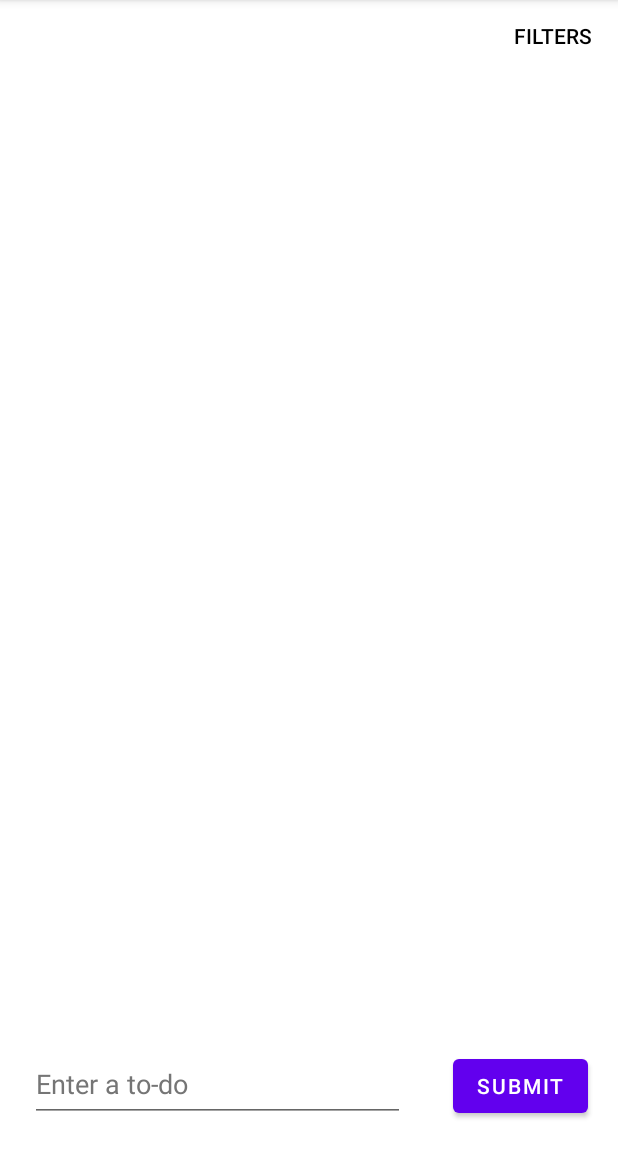
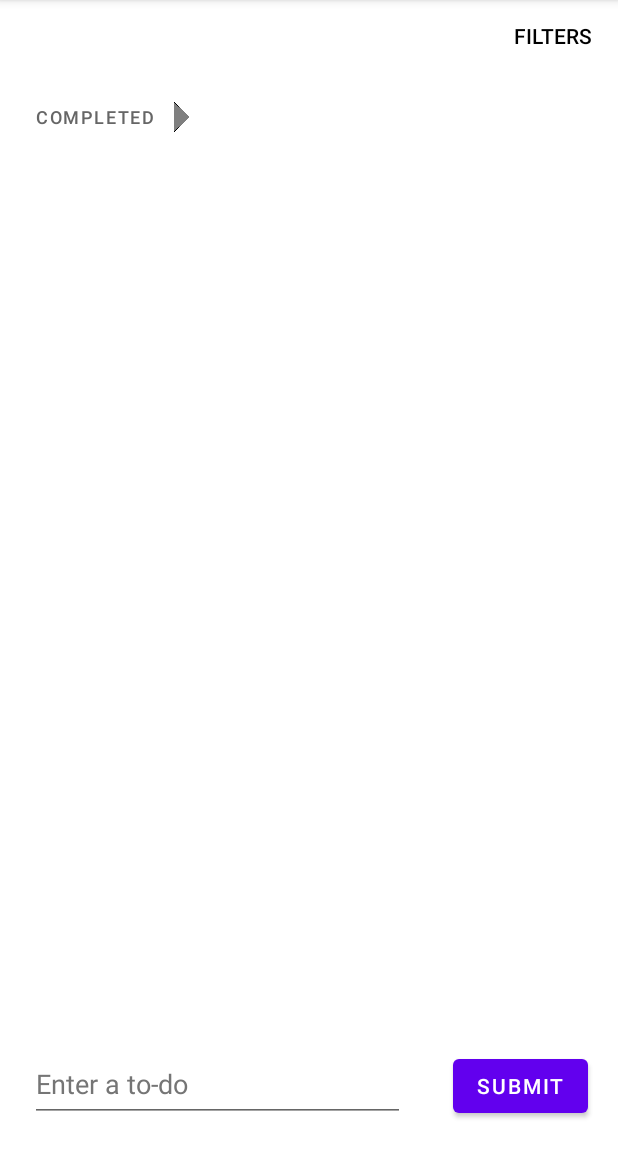
Before and after one commit to COSC310-Team12/ToDoList, an Android app: the screen it shows after launch (MainActivity), on a phone screen of 412 x 824 dp, the part 84-1236 px from its top. Run offline under Robolectric (Android 15) with nearby library versions, the phone set to English and light mode, and no system bars; libraries missing offline, so code that uses them is left out: com.skydoves.powermenu.

Commit message:
- Added collapsable area for completed tasks to be viewed - Tasks can be un-completed

```diff
--- a/app/src/main/java/com/example/todolist/AddTagActivity.java
+++ b/app/src/main/java/com/example/todolist/AddTagActivity.java
@@ -42,7 +42,7 @@ public class AddTagActivity extends AppCompatActivity implements TagClickListene
         tagNameEditText = findViewById(R.id.editTextTagName);
         Button addButton = findViewById(R.id.addButton);
         Button doneButton = findViewById(R.id.doneButton);
-        recyclerView = findViewById(R.id.recyclerView);
+        recyclerView = findViewById(R.id.toDoRecyclerView);
         TextView activityTitle1 = findViewById(R.id.addTagsTitle);
         snackbarPlaceholder = findViewById(R.id.myCoordinatorLayout);
 
--- a/app/src/main/java/com/example/todolist/MainActivity.java
+++ b/app/src/main/java/com/example/todolist/MainActivity.java
@@ -7,8 +7,11 @@ import android.graphics.Color;
 import android.os.Bundle;
 import android.view.Gravity;
 import android.view.View;
+import android.view.animation.Animation;
 import android.widget.Button;
+import android.widget.CheckBox;
 import android.widget.EditText;
+import android.widget.ImageView;
 
 import androidx.annotation.Nullable;
 import androidx.appcompat.app.AppCompatActivity;
@@ -44,8 +47,10 @@ This class controls the main screen. It extends our custom ToDoClickListener.
 public class MainActivity extends AppCompatActivity implements ToDoClickListener {
 
     private ArrayList<ToDo> toDoList, completed, filtered;
-    private RecyclerView recyclerView;
-    private ToDoAdapter recyclerAdapter;
+    private RecyclerView toDoRecyclerView, completedRecyclerView;
+    private ToDoAdapter toDoRecyclerAdapter, completedRecyclerAdapter;
+    private boolean showCompleted = false;
+    private ImageView dropdownIcon;
     private EditText inputToDo;
     private List<FilterPowerMenuItem> filterItems;
     private ArrayList<String> filterList = new ArrayList<>();
@@ -58,8 +63,12 @@ public class MainActivity extends AppCompatActivity implements ToDoClickListener
         super.onCreate(savedInstanceState);
         setContentView(R.layout.activity_main);
 
-        recyclerView = findViewById(R.id.recyclerView);
+        toDoRecyclerView = findViewById(R.id.toDoRecyclerView);
+        completedRecyclerView = findViewById(R.id.completedRecyclerView);
         inputToDo = findViewById(R.id.inputToDo);
+        dropdownIcon = findViewById(R.id.dropdownIcon);
+
+        completedRecyclerView.setVisibility(View.GONE);
 
         Button submitButton = findViewById(R.id.submitButton);
 
@@ -181,7 +190,7 @@ public class MainActivity extends AppCompatActivity implements ToDoClickListener
             // adding user input to-do to array list
             toDoList.add(new ToDo(inputToDo.getText().toString()));
             // need to call this so UI updates and newly added item is displayed
-            recyclerAdapter.notifyItemInserted(recyclerAdapter.getItemCount());
+            toDoRecyclerAdapter.notifyItemInserted(toDoRecyclerAdapter.getItemCount());
             // clearing user input after to-do is submitted
             inputToDo.getText().clear();
             // save changes
@@ -194,13 +203,22 @@ public class MainActivity extends AppCompatActivity implements ToDoClickListener
     }
 
     private void setAdapter() {
+        // Set adapter for uncomplete tasks
         // boiler-plate code
-        recyclerView.setLayoutManager(new LinearLayoutManager(this));
-        recyclerView.setItemAnimator(new DefaultItemAnimator());
+        toDoRecyclerView.setLayoutManager(new LinearLayoutManager(this));
+        toDoRecyclerView.setItemAnimator(new DefaultItemAnimator());
 
-        recyclerAdapter = new ToDoAdapter(filtered); // Changed this to use `filtered` so that we only show the user items that match the filter
-        recyclerView.setAdapter(recyclerAdapter);
-        recyclerAdapter.setClickListener(this);
+        toDoRecyclerAdapter = new ToDoAdapter(filtered); // Changed this to use `filtered` so that we only show the user items that match the filter
+        toDoRecyclerView.setAdapter(toDoRecyclerAdapter);
+        toDoRecyclerAdapter.setClickListener(this);
+
+        // Set adapter for complete tasks
+        completedRecyclerView.setLayoutManager(new LinearLayoutManager(this));
+        completedRecyclerView.setItemAnimator(new DefaultItemAnimator());
+
+        completedRecyclerAdapter = new ToDoAdapter(completed); // Changed this to use `filtered` so that we only show the user items that match the filter
+        completedRecyclerView.setAdapter(completedRecyclerAdapter);
+        completedRecyclerAdapter.setClickListener(this);
     }
 
     // utility method
@@ -228,12 +246,14 @@ public class MainActivity extends AppCompatActivity implements ToDoClickListener
                 .setMenuColor(Color.WHITE)
                 .setSelectedMenuColor(ContextCompat.getColor(this, R.color.purple_500))
                 .build();
+        // Set what happens when each option is clicked
         powerMenu.setOnMenuItemClickListener((position1, item) -> {
             powerMenu.dismiss();
             if (item.getTitle().equals("Edit")) { // Edit item
                 Intent i = new Intent(this, EditToDo.class);
                 // send toDoList so that we can edit it there, then reload it when returning to main activity
                 i.putExtra("ToDoList", toDoList);
+                i.putExtra("Completed", completed);
                 i.putExtra("Index", position);
                 startActivityForResult(i, EDIT_TODO_ACTIVITY_REQUEST);
             } else if (item.getTitle().equals("Delete")) { // Delete item
@@ -267,6 +287,7 @@ public class MainActivity extends AppCompatActivity implements ToDoClickListener
                 Intent i = new Intent(this, AddTagActivity.class);
                 // send toDoList so that we can edit it there, then reload it when returning to main activity
                 i.putExtra("ToDoList", toDoList);
+                i.putExtra("Completed", completed);
                 i.putExtra("Index", position);
                 startActivityForResult(i, ADD_TAGS_ACTIVITY_REQUEST);
             }
@@ -316,6 +337,12 @@ public class MainActivity extends AppCompatActivity implements ToDoClickListener
     // called when users click the checkbox on a to-do
     @Override
     public void onCheckClick(View view, int position) {
+        // Check if it is check or unchecked to determine what action to take
+        // True means it's moving from uncomplete to complete
+        // False means it's moving from complete to uncomplete
+        boolean checked = ((CheckBox) view).isChecked();
+
+        if (checked) {
             // move completed task to the completed list
             ToDo completedTask = toDoList.remove(position);
             completedTask.setDone(!completedTask.isDone());
@@ -329,6 +356,21 @@ public class MainActivity extends AppCompatActivity implements ToDoClickListener
 
             // alert the user of their action
             makeNotification("Completed \"" + completedTask.getText() + "\"");
+        } else {
+            // move ex-completed task to the to do list
+            ToDo completedTask = completed.remove(position);
+            completedTask.setDone(!completedTask.isDone());
+            toDoList.add(completedTask);
+
+            // save changes
+            save();
+
+            // load data again
+            loadData();
+
+            // alert the user of their action
+            makeNotification("Moved \"" + completedTask.getText() + "\" to uncompleted");
+        }
     }
 
     public void makeNotification(String msg) {
@@ -375,4 +417,11 @@ public class MainActivity extends AppCompatActivity implements ToDoClickListener
         });
         customPowerMenu.showAsDropDown(view); // view is where the menu is anchored
     }
+
+    public void showCompleted(View view) {
+        showCompleted = !showCompleted;
+
+        dropdownIcon.setImageResource(showCompleted ? R.drawable.dropdown_down : R.drawable.dropdown_right);
+        completedRecyclerView.setVisibility(showCompleted ? View.VISIBLE : View.GONE);
     }
+}
--- a/app/src/main/res/layout/activity_add_tag.xml
+++ b/app/src/main/res/layout/activity_add_tag.xml
@@ -74,7 +74,7 @@
         app:layout_constraintTop_toBottomOf="@+id/linearLayout">
 
         <androidx.recyclerview.widget.RecyclerView
-            android:id="@+id/recyclerView"
+            android:id="@+id/toDoRecyclerView"
             android:layout_width="match_parent"
             android:layout_height="match_parent" />
     </androidx.coordinatorlayout.widget.CoordinatorLayout>
--- a/app/src/main/res/layout/activity_main.xml
+++ b/app/src/main/res/layout/activity_main.xml
@@ -26,13 +26,59 @@
         app:layout_constraintBottom_toBottomOf="parent"
         app:layout_constraintTop_toTopOf="parent">
 
-
-        <androidx.recyclerview.widget.RecyclerView
-            android:id="@+id/recyclerView"
+        <LinearLayout
             android:layout_width="match_parent"
             android:layout_height="match_parent"
-            app:layout_constraintBottom_toBottomOf="parent"
-            app:layout_constraintEnd_toEndOf="parent" />
+            android:orientation="vertical">
+
+            <androidx.recyclerview.widget.RecyclerView
+                android:id="@+id/toDoRecyclerView"
+                android:layout_width="match_parent"
+                android:layout_height="wrap_content"
+                app:layout_constraintBottom_toBottomOf="parent"
+                app:layout_constraintEnd_toEndOf="parent" />
+
+            <LinearLayout
+                android:layout_width="match_parent"
+                android:layout_height="wrap_content"
+                android:gravity="start|center_vertical"
+                android:orientation="horizontal">
+
+                <Button
+                    android:id="@+id/showCompletedButton"
+                    style="@style/Widget.MaterialComponents.Button.TextButton"
+                    android:layout_width="wrap_content"
+                    android:layout_height="40dp"
+                    android:layout_marginStart="16dp"
+                    android:layout_marginTop="8dp"
+                    android:layout_marginBottom="8dp"
+                    android:background="@android:color/transparent"
+                    android:onClick="showCompleted"
+                    android:text="Completed"
+                    android:textColor="@color/default_box_hint"
+                    android:textSize="12sp"
+                    app:rippleColor="@android:color/transparent" />
+
+                <ImageView
+                    android:id="@+id/dropdownIcon"
+                    android:layout_width="20dp"
+                    android:layout_height="20dp"
+                    android:onClick="showCompleted"
+                    android:scaleType="fitCenter"
+                    app:srcCompat="@drawable/dropdown_right" />
+
+            </LinearLayout>
+
+            <androidx.recyclerview.widget.RecyclerView
+                android:id="@+id/completedRecyclerView"
+                android:layout_width="match_parent"
+                android:layout_height="wrap_content"
+                app:layout_constraintBottom_toBottomOf="parent"
+                app:layout_constraintEnd_toEndOf="parent"
+                app:layout_constraintTop_toBottomOf="@id/toDoRecyclerView"
+                tools:visibility="visible" />
+
+        </LinearLayout>
 
     </androidx.coordinatorlayout.widget.CoordinatorLayout>
 
```
Also changed, not shown: app/src/main/res/drawable/dropdown_down.png (added), app/src/main/res/drawable/dropdown_right.png (added). Lines whose indentation alone changed are shown as unchanged.
